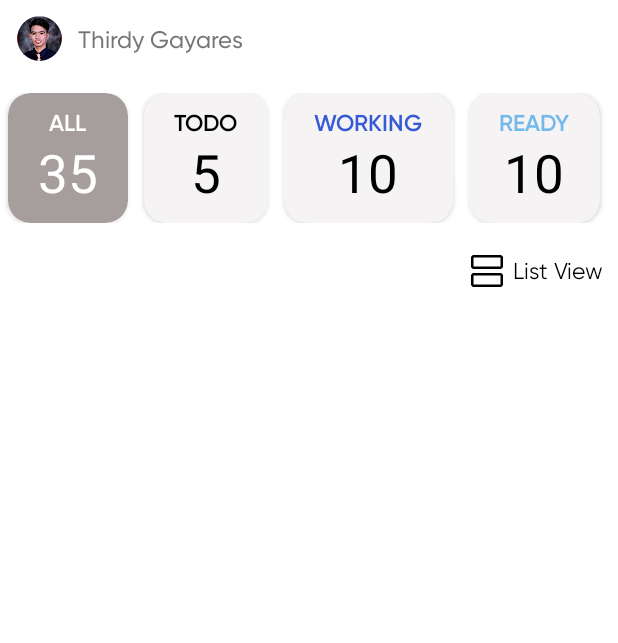
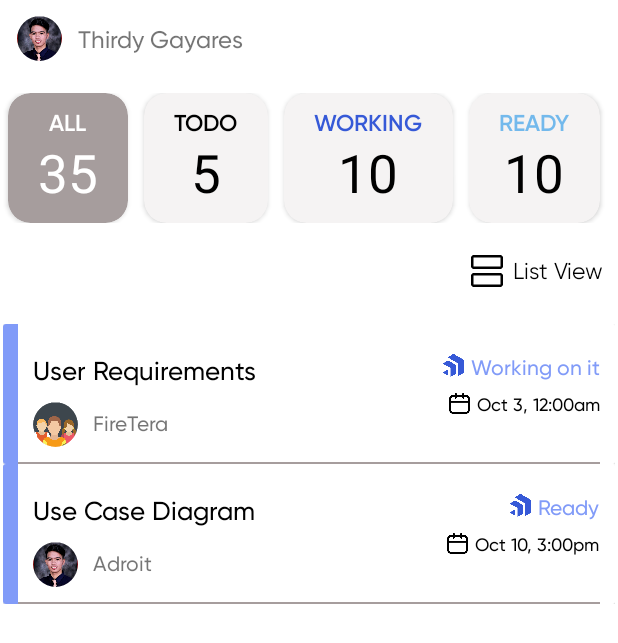
Before and after one commit to thirdygayares/Hteams, an Android app: the fragment Task shown on its own in the app's theme, on a phone screen of 412 x 824 dp. Shown: the top 643 px of the screen. Run offline under Robolectric (Android 15) with nearby library versions, the light colour scheme and no system bars.

Commit message:
- Task page - task page is personal task of everyone - all og personal ay mapupunta dito- - TODO ; Yung working in progress indicator - yung list or gridview

```diff
--- a/app/src/main/AndroidManifest.xml
+++ b/app/src/main/AndroidManifest.xml
@@ -49,11 +49,11 @@
             android:name=".group.ViewTask"
             android:exported="false" />
         <activity
-            android:name=".Login"
+            android:name=".group.ViewUpdates"
             android:exported="false" />
 
         <activity
-            android:name=".group.ViewUpdates"
+            android:name=".Login"
             android:exported="true">
             <intent-filter>
                 <action android:name="android.intent.action.MAIN" />
--- /dev/null
+++ b/app/src/main/java/com/example/hteams/adapter/PersonalTaskAdapter.java
@@ -0,0 +1,95 @@
+package com.example.hteams.adapter;
+
+
+
+import android.content.Context;
+import android.graphics.Color;
+import android.view.LayoutInflater;
+import android.view.View;
+import android.view.ViewGroup;
+import android.widget.ImageView;
+import android.widget.TextView;
+
+import androidx.annotation.NonNull;
+import androidx.recyclerview.widget.RecyclerView;
+
+
+import com.example.hteams.R;
+import com.example.hteams.model.PersonalTaskModel;
+
+import java.util.ArrayList;
+
+public class PersonalTaskAdapter extends RecyclerView.Adapter<PersonalTaskAdapter.MyViewHolder> {
+
+    private final PersonalTaskInterface personalTaskInterfaces;
+
+
+    Context context;
+    ArrayList<PersonalTaskModel> personalTaskModels;
+
+    public PersonalTaskAdapter(Context context, ArrayList<PersonalTaskModel> personalTaskModels, PersonalTaskInterface personalTaskInterfaces){
+        this.context = context;
+        this.personalTaskModels = personalTaskModels;
+        this.personalTaskInterfaces = personalTaskInterfaces;
+    }
+
+    @NonNull
+    @Override
+    public PersonalTaskAdapter.MyViewHolder onCreateViewHolder(@NonNull ViewGroup parent, int viewType  ) {
+        LayoutInflater inflater = LayoutInflater.from(context);
+        View view = inflater.inflate(R.layout.recycler_personal_task, parent, false);
+
+        return new PersonalTaskAdapter.MyViewHolder(view, personalTaskInterfaces);
+    }
+
+    @Override
+    public void onBindViewHolder(@NonNull PersonalTaskAdapter.MyViewHolder holder, int position) {
+        holder.groupPhoto.setImageResource(personalTaskModels.get(position).getGroupImage());
+        holder.groupName.setText(personalTaskModels.get(position).getGroupName());
+        holder.taskName.setText(personalTaskModels.get(position).getNameofTask());
+        holder.status.setText(personalTaskModels.get(position).getStatus());
+        holder.duedate.setText(personalTaskModels.get(position).getDueDate());
+
+        if(holder.status.getText().toString().equalsIgnoreCase("done")){
+            holder.status.setTextColor(Color.GREEN);
+        }else if(holder.status.getText().toString().equalsIgnoreCase("pending")){
+            holder.status.setTextColor(Color.RED);
+        }
+
+
+    }
+
+    @Override
+    public int getItemCount() {
+
+        return personalTaskModels.size();
+    }
+
+    public static class MyViewHolder extends RecyclerView.ViewHolder{
+
+        TextView taskName, status, duedate,groupName;
+        ImageView groupPhoto;
+
+        public MyViewHolder(@NonNull View itemView, PersonalTaskInterface personalTaskInterfaces) {
+            super(itemView);
+            groupPhoto = (ImageView) itemView.findViewById(R.id.groupPhoto);
+            groupName = (TextView) itemView.findViewById(R.id.groupname);
+            taskName = (TextView) itemView.findViewById(R.id.taskName);
+            status = (TextView) itemView.findViewById(R.id.status);
+            duedate = (TextView) itemView.findViewById(R.id.duedate);
+
+
+            itemView.setOnClickListener(view -> {
+                if(personalTaskInterfaces != null ){
+                    int pos = getAdapterPosition();
+                    if(pos!= RecyclerView.NO_POSITION){
+                        personalTaskInterfaces.onItemClick(pos);
+                    }
+
+                }
+            });
+        }
+    }
+
+
+}
--- /dev/null
+++ b/app/src/main/java/com/example/hteams/adapter/PersonalTaskInterface.java
@@ -0,0 +1,5 @@
+package com.example.hteams.adapter;
+
+public interface PersonalTaskInterface {
+    void onItemClick(int pos);
+}
--- /dev/null
+++ b/app/src/main/java/com/example/hteams/model/PersonalTaskModel.java
@@ -0,0 +1,37 @@
+package com.example.hteams.model;
+
+public class PersonalTaskModel {
+    int groupImage;
+    String GroupName;
+    String NameofTask;
+    String Status;
+    String DueDate;
+
+    public PersonalTaskModel(int groupImage, String groupName, String nameofTask, String status, String dueDate) {
+        this.groupImage = groupImage;
+        GroupName = groupName;
+        NameofTask = nameofTask;
+        Status = status;
+        DueDate = dueDate;
+    }
+
+    public int getGroupImage() {
+        return groupImage;
+    }
+
+    public String getGroupName() {
+        return GroupName;
+    }
+
+    public String getNameofTask() {
+        return NameofTask;
+    }
+
+    public String getStatus() {
+        return Status;
+    }
+
+    public String getDueDate() {
+        return DueDate;
+    }
+}
--- a/app/src/main/java/com/example/hteams/task/Task.java
+++ b/app/src/main/java/com/example/hteams/task/Task.java
@@ -4,22 +4,85 @@ import androidx.annotation.NonNull;
 import androidx.annotation.Nullable;
 import androidx.appcompat.app.AppCompatActivity;
 import androidx.fragment.app.Fragment;
+import androidx.recyclerview.widget.LinearLayoutManager;
+import androidx.recyclerview.widget.RecyclerView;
 
+import android.content.Intent;
 import android.os.Bundle;
 import android.view.LayoutInflater;
 import android.view.View;
 import android.view.ViewGroup;
 
 import com.example.hteams.R;
+import com.example.hteams.adapter.GroupPageAdapater;
+import com.example.hteams.adapter.PersonalTaskAdapter;
+import com.example.hteams.adapter.PersonalTaskInterface;
+import com.example.hteams.group.GroupPage;
+import com.example.hteams.group.ViewTask;
+import com.example.hteams.model.PersonalTaskModel;
 
-public class Task extends Fragment {
+import java.util.ArrayList;
+
+public class Task extends Fragment implements PersonalTaskInterface {
+
+    View view;
+    ArrayList <PersonalTaskModel> personalTaskModels = new ArrayList<>();
+    RecyclerView taskRecycler;
 
     @Nullable
     @Override
     public View onCreateView(@NonNull LayoutInflater inflater, @Nullable ViewGroup container, @Nullable Bundle savedInstanceState) {
-        View view = inflater.inflate(R.layout.activity_task, container, false);
+         view = inflater.inflate(R.layout.activity_task, container, false);
 
+         //initialization of xml
+        initXml();
+        //task Recycler, fill up data
+        //TODO firebase manipulation
+        personalTaskData();
 
         return view;
     }
+
+    //lalagay yung recycler view and date
+    private void personalTaskData() {
+        //calling recycler view
+        PersonalTaskAdapter adapter = new PersonalTaskAdapter(getContext(), personalTaskModels, this);
+        taskRecycler.setAdapter(adapter);
+        taskRecycler.setLayoutManager(new LinearLayoutManager(getActivity()));
+
+        ArrayList<Integer> groupphoto = new ArrayList<Integer>();
+        groupphoto.add(R.drawable.avatar1);
+        groupphoto.add(R.drawable.profile);
+
+        ArrayList<String> groupName = new ArrayList<String>();
+        groupName.add("FireTera");
+        groupName.add("Adroit");
+
+        ArrayList<String> taskname = new ArrayList<String>();
+        taskname.add("User Requirements");
+        taskname.add("Use Case Diagram");
+
+        ArrayList<String> status = new ArrayList<String>();
+        status.add("Working on it");
+        status.add("Ready");
+
+        ArrayList<String> duedate = new ArrayList<String>();
+        duedate.add("Oct 3, 12:00am");
+        duedate.add("Oct 10, 3:00pm");
+
+        for(int i=0; i<taskname.size();i++){
+            personalTaskModels.add(new PersonalTaskModel(groupphoto.get(i),groupName.get(i),taskname.get(i),status.get(i),duedate.get(i)));
+        }
+
+    }
+
+    private void initXml() {
+        taskRecycler = view.findViewById(R.id.taskRecycler);
+    }
+
+    @Override
+    public void onItemClick(int pos) {
+        Intent intent = new Intent(getActivity(), ViewTask.class);
+        startActivity(intent);
+    }
 }
--- a/app/src/main/res/layout/activity_task.xml
+++ b/app/src/main/res/layout/activity_task.xml
@@ -436,10 +436,10 @@
 
                     <androidx.recyclerview.widget.RecyclerView
                         android:id="@+id/taskRecycler"
-                        android:layout_marginHorizontal="2dp"
                         android:layout_width="match_parent"
                         android:layout_height="wrap_content"
                         android:layout_below="@+id/firstTable"
+                        android:layout_marginHorizontal="2dp"
                         android:layout_marginTop="5dp" />
 
 
--- a/app/src/main/res/layout/activity_view_updates.xml
+++ b/app/src/main/res/layout/activity_view_updates.xml
@@ -168,7 +168,7 @@
                             android:layout_width="wrap_content"
                             android:layout_height="wrap_content"
                             android:layout_marginHorizontal="6dp"
-                            android:backgroundTint="@color/grey1"
+                            android:backgroundTint="@color/grey2"
                             android:padding="10dp"
                             app:cardCornerRadius="10dp">
 
@@ -180,7 +180,7 @@
                                 android:paddingHorizontal="14dp"
                                 android:paddingVertical="5dp"
                                 android:text="List"
-                                android:textColor="@color/black"></TextView>
+                                android:textColor="@color/working"></TextView>
 
                         </com.google.android.material.card.MaterialCardView>
 
@@ -217,7 +217,7 @@
                             android:layout_width="wrap_content"
                             android:layout_height="wrap_content"
                             android:layout_marginHorizontal="6dp"
-                            android:backgroundTint="@color/grey1"
+                            android:backgroundTint="@color/grey2"
                             android:padding="10dp"
                             app:cardCornerRadius="10dp"
                             >
@@ -225,7 +225,7 @@
 
                             <TextView
                                 android:id="@+id/files_count"
-                                android:textColor="@color/black"
+                                android:textColor="@color/working"
                                 android:paddingVertical="5dp"
                                 android:paddingHorizontal="14dp"
                                 android:layout_width="wrap_content"
@@ -323,7 +323,7 @@
                             android:layout_width="wrap_content"
                             android:layout_height="wrap_content"
                             android:layout_marginHorizontal="6dp"
-                            android:backgroundTint="@color/grey1"
+                            android:backgroundTint="@color/grey2"
                             android:padding="10dp"
                             app:cardCornerRadius="10dp"
                             >
@@ -331,7 +331,7 @@
 
                             <TextView
                                 android:id="@+id/LinksText"
-                                android:textColor="@color/black"
+                                android:textColor="@color/working"
                                 android:paddingVertical="5dp"
                                 android:paddingHorizontal="14dp"
                                 android:layout_width="wrap_content"
--- /dev/null
+++ b/app/src/main/res/layout/recycler_personal_task.xml
@@ -0,0 +1,175 @@
+<?xml version="1.0" encoding="utf-8"?>
+<androidx.constraintlayout.widget.ConstraintLayout xmlns:android="http://schemas.android.com/apk/res/android"
+    xmlns:app="http://schemas.android.com/apk/res-auto"
+    android:layout_width="match_parent"
+    android:background="@color/white"
+    android:layout_height="wrap_content">
+
+    <androidx.cardview.widget.CardView
+        android:layout_width="match_parent"
+        android:layout_height="wrap_content"
+        app:layout_constraintBottom_toBottomOf="parent"
+        app:layout_constraintEnd_toEndOf="parent"
+        app:layout_constraintStart_toStartOf="parent"
+        app:layout_constraintTop_toTopOf="parent"
+
+        >
+
+        <LinearLayout
+            android:layout_width="match_parent"
+            android:layout_height="wrap_content"
+            >
+            <RelativeLayout
+                android:id="@+id/blueline"
+                android:layout_width="10dp"
+                android:layout_height="match_parent"
+                android:background="@color/primary"
+                ></RelativeLayout>
+
+
+            <RelativeLayout
+                android:paddingRight="10dp"
+                android:paddingTop="20dp"
+                android:layout_width="match_parent"
+                android:layout_height="match_parent"
+                android:background="@color/white"
+                >
+
+
+                <TextView
+                    android:id="@+id/taskName"
+                    android:layout_width="wrap_content"
+                    android:layout_height="wrap_content"
+
+                    android:fontFamily="@font/gilroymedium"
+                    android:paddingHorizontal="10dp"
+                    android:text="Pangalan ng Task"
+                    android:textColor="@color/black"
+                    android:textSize="17dp"></TextView>
+
+
+                <com.google.android.material.imageview.ShapeableImageView
+                    android:id="@+id/groupPhoto"
+                    android:layout_width="30dp"
+                    android:layout_height="30dp"
+                    android:layout_below="@+id/taskName"
+                    android:layout_centerVertical="true"
+                    android:layout_marginHorizontal="10dp"
+                    android:layout_marginTop="10dp"
+                    android:adjustViewBounds="true"
+
+                    android:background="@android:color/transparent"
+                    android:maxWidth="50dp"
+                    android:maxHeight="50dp"
+                    android:scaleType="fitXY"
+                    android:src="@drawable/profile"
+                    app:shapeAppearance="?attr/actionButtonStyle"
+                    app:shapeAppearanceOverlay="@style/imageViewRounded"
+                    app:strokeColor="@android:color/white"></com.google.android.material.imageview.ShapeableImageView>
+
+
+<!--                Name Of the Group-->
+                <TextView
+                    android:id="@+id/groupname"
+                    android:layout_width="wrap_content"
+                    android:layout_height="wrap_content"
+                    android:layout_alignTop="@+id/groupPhoto"
+                    android:layout_marginTop="5dp"
+                    android:layout_toRightOf="@+id/groupPhoto"
+                    android:fontFamily="@font/gilroymedium"
+                    android:text="Firetera"></TextView>
+
+
+
+                <!--            icon status-->
+                <ImageView
+                    android:id="@+id/iconstatus"
+                    android:layout_width="15dp"
+                    android:layout_height="15dp"
+                    android:layout_marginRight="4dp"
+                    android:layout_toLeftOf="@id/status"
+                    android:src="@drawable/inprogress"></ImageView>
+
+                <TextView
+                    android:id="@+id/status"
+                    android:layout_width="wrap_content"
+                    android:layout_height="wrap_content"
+                    android:layout_alignParentTop="true"
+                    android:layout_alignParentRight="true"
+                    android:fontFamily="@font/gilroymedium"
+                    android:text="Working On It"
+                    android:textColor="@color/primary"
+                    android:textSize="14dp"></TextView>
+
+
+                <!--    Timestamp-->
+                <TextView
+                    android:id="@+id/timestamp"
+                    android:layout_width="wrap_content"
+                    android:layout_height="wrap_content"
+                    android:layout_below="@+id/status"
+                    android:layout_alignParentRight="true"
+                    android:layout_marginTop="8dp"
+                    android:fontFamily="@font/gilroymedium"
+                    android:text="2hr 12mins"
+                    android:visibility="gone"
+                    android:textColor="@color/black"
+                    android:textSize="12dp"></TextView>
+
+                <!--            Timestamp icon-->
+
+                <ImageView
+                    android:id="@+id/timestapicon"
+                    android:layout_width="15dp"
+                    android:layout_height="15dp"
+                    android:visibility="gone"
+
+                    android:layout_marginTop="10dp"
+                    android:layout_marginRight="4dp"
+                    android:layout_below="@+id/iconstatus"
+                    android:layout_toLeftOf="@id/timestamp"
+                    android:src="@drawable/play"></ImageView>
+
+
+                <!--            Duedate-->
+                <TextView
+                    android:id="@+id/duedate"
+                    android:layout_width="wrap_content"
+                    android:layout_height="wrap_content"
+                    android:layout_below="@+id/timestamp"
+                    android:layout_alignParentRight="true"
+                    android:layout_marginTop="8dp"
+                    android:fontFamily="@font/gilroymedium"
+                    android:text="Oct 16, 10PM"
+                    android:textColor="@color/black"
+                    android:textSize="12dp"></TextView>
+
+
+                <!--            Duedate icon-->
+
+                <ImageView
+                    android:id="@+id/calendaricon"
+                    android:layout_width="15dp"
+                    android:layout_height="15dp"
+                    android:layout_marginTop="10dp"
+                    android:layout_marginRight="4dp"
+                    android:layout_below="@+id/timestapicon"
+                    android:layout_toLeftOf="@id/duedate"
+                    android:src="@drawable/calendar"></ImageView>
+
+
+                <!--            gap-->
+                <LinearLayout
+                    android:layout_width="match_parent"
+                    android:layout_height="1dp"
+                    android:orientation="horizontal"
+                    android:layout_below="@+id/groupPhoto"
+                    android:layout_marginTop="10dp"
+                    android:background="@color/gray0"></LinearLayout>
+
+
+            </RelativeLayout>
+        </LinearLayout>
+
+    </androidx.cardview.widget.CardView>
+</androidx.constraintlayout.widget.ConstraintLayout>
```
